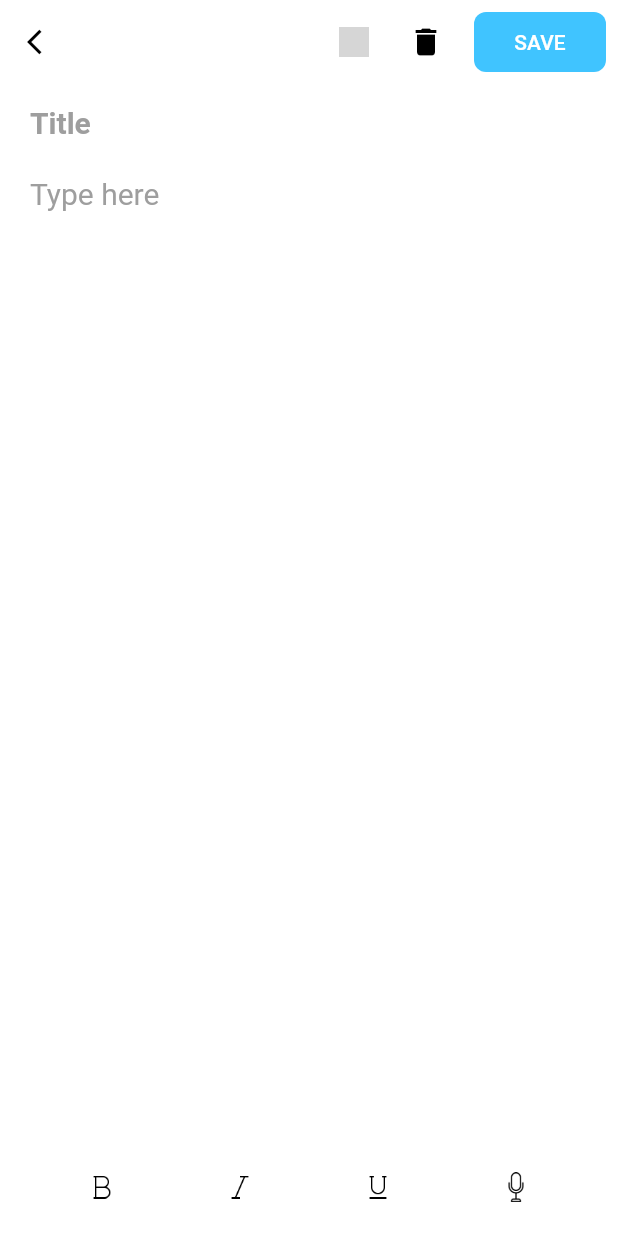
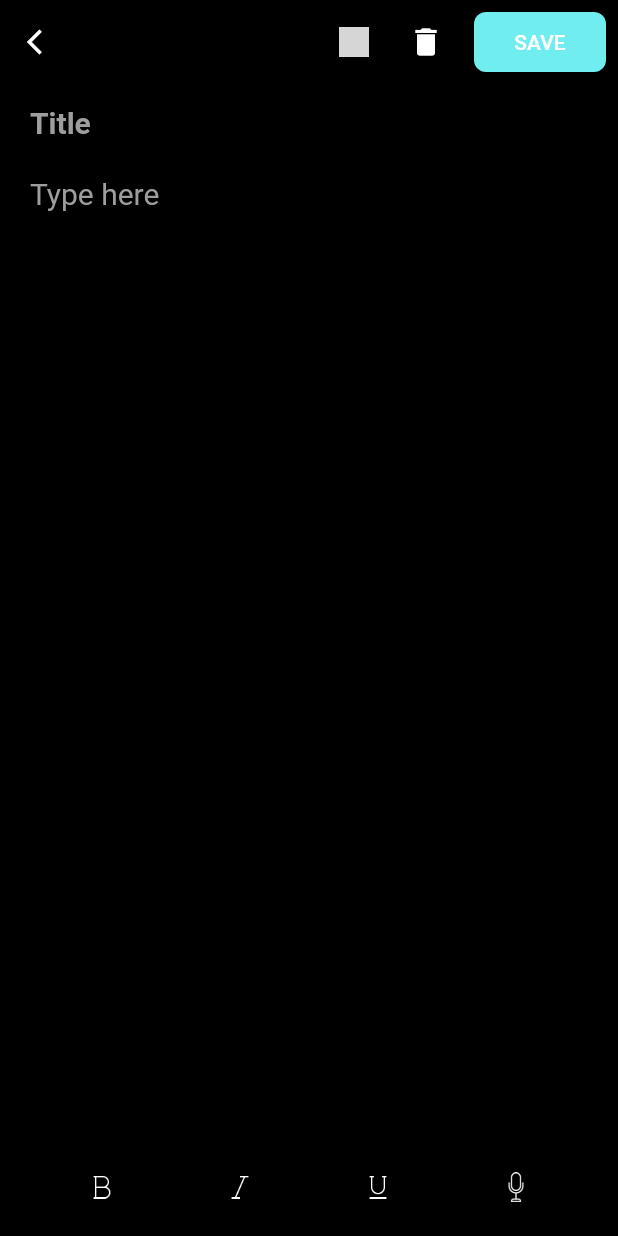
Before and after one commit to Akora-IngDKB/noteapp, a Flutter app: the screen it shows after launch, after a tap on the "edit" icon, on a phone screen of 412 x 824 dp. Run offline on Flutter 3.47's test engine with Material 2 defaults, Android fonts, the phone set to English and light mode, and no system bars; grey boxes are pictures that could not be loaded.

Commit message:
New Image

```diff
--- a/lib/main.dart
+++ b/lib/main.dart
@@ -19,7 +19,7 @@ class MyApp extends StatelessWidget {
       child: MaterialApp(
         debugShowCheckedModeBanner: false,
         title: 'MyNote',
-        darkTheme: ThemeData.dark().copyWith(
+        theme: ThemeData.dark().copyWith(
           scaffoldBackgroundColor: Colors.black,
           primaryColor: Colors.white,
           buttonColor: Color.fromRGBO(112, 237, 238, 5),
@@ -27,14 +27,14 @@ class MyApp extends StatelessWidget {
           disabledColor: Color.fromRGBO(182, 182, 182, 50),
           brightness: Brightness.light,
         ),
-        theme: ThemeData(
-          brightness: Brightness.light,
-          scaffoldBackgroundColor: Colors.white,
-          primaryColor: Colors.black,
-          unselectedWidgetColor: Color.fromRGBO(235, 235, 235, 6),
-          buttonColor: Colors.lightBlueAccent,
-          disabledColor: Colors.grey.shade300,
-        ),
+        // theme: ThemeData(
+        //   brightness: Brightness.light,
+        //   scaffoldBackgroundColor: Colors.white,
+        //   primaryColor: Colors.black,
+        //   unselectedWidgetColor: Color.fromRGBO(235, 235, 235, 6),
+        //   buttonColor: Colors.lightBlueAccent,
+        //   disabledColor: Colors.grey.shade300,
+        // ),
         home: Splash(),
       ),
     );
```
